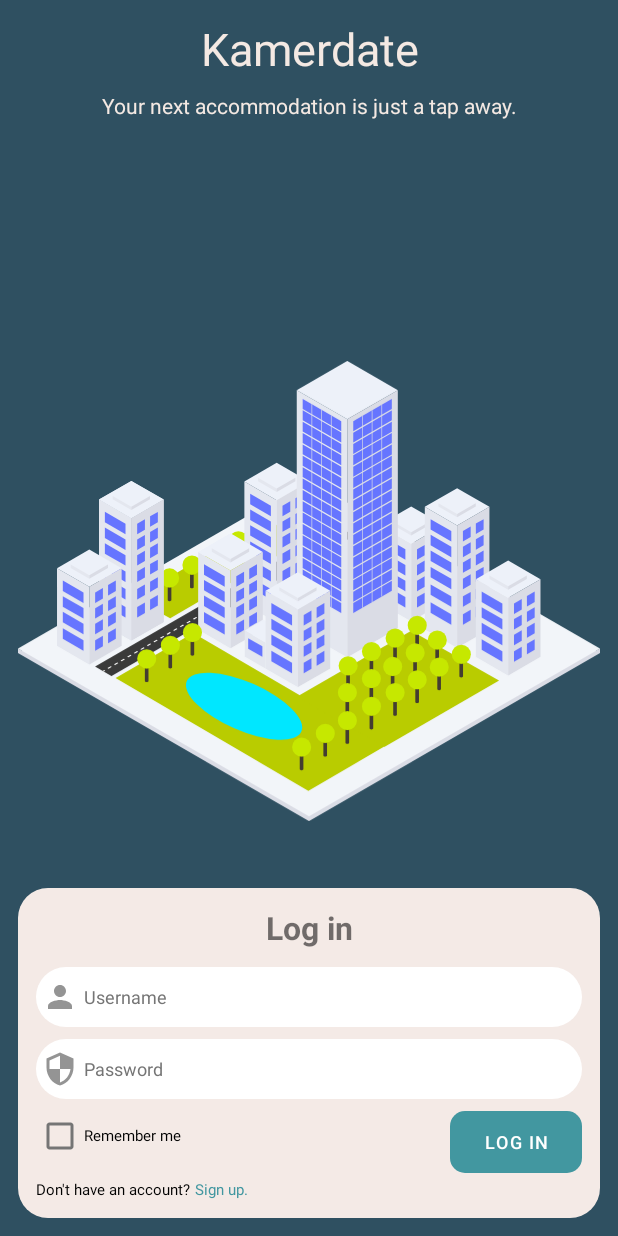
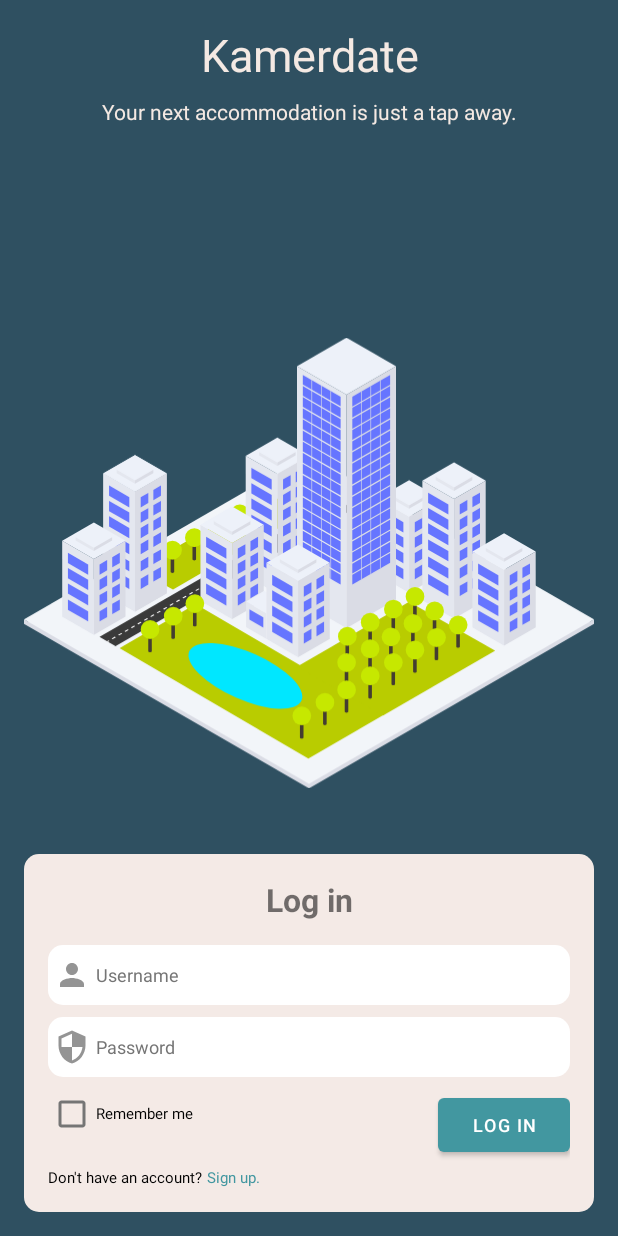
Before and after one commit to zizzkata/dbl-app-development, an Android app: the screen it shows after launch (LoginPage), on a phone screen of 412 x 824 dp. Run offline under Robolectric (Android 15) with nearby library versions, the phone set to English and light mode, and no system bars.

Commit message:
logim page UI done for xxxhdpi and hdpi screens

```diff
--- a/app/src/main/res/layout-hdpi/activity_login_page.xml
+++ b/app/src/main/res/layout-hdpi/activity_login_page.xml
@@ -65,7 +65,7 @@
         android:layout_marginStart="@dimen/spacing_600"
         android:layout_marginEnd="@dimen/spacing_600"
         android:layout_marginBottom="@dimen/spacing_600"
-        android:background="@drawable/roundstyle"
+        android:background="@drawable/roundstylemini"
         android:backgroundTint="@color/creamy_white"
         android:padding="@dimen/spacing_600"
         app:layout_constraintBottom_toBottomOf="parent"
@@ -77,7 +77,7 @@
             android:layout_width="0dp"
             android:layout_height="wrap_content"
             android:layout_marginTop="@dimen/spacing_600"
-            android:background="@drawable/roundstyle"
+            android:background="@drawable/roundstylemini"
             android:backgroundTint="@color/white"
             android:drawableStart="@drawable/ic_person"
             android:drawablePadding="@dimen/spacing_200"
@@ -107,9 +107,8 @@
         <Button
             android:id="@+id/login_btn"
             android:layout_width="wrap_content"
-            android:layout_height="62px"
+            android:layout_height="wrap_content"
             android:layout_marginTop="@dimen/spacing_400"
-            android:background="@drawable/roundstylemini"
             android:paddingHorizontal="@dimen/spacing_600"
             android:paddingVertical="@dimen/spacing_200"
             android:text="@string/log_in"
@@ -137,7 +136,7 @@
             android:layout_width="0dp"
             android:layout_height="wrap_content"
             android:layout_marginTop="@dimen/spacing_400"
-            android:background="@drawable/roundstyle"
+            android:background="@drawable/roundstylemini"
             android:backgroundTint="@color/white"
             android:drawableStart="@drawable/ic_security"
             android:drawablePadding="@dimen/spacing_200"
--- a/app/src/main/res/values-hdpi/dimens.xml
+++ b/app/src/main/res/values-hdpi/dimens.xml
@@ -7,5 +7,5 @@
     <dimen name="font_size_900">30sp</dimen>
     <dimen name="spacing_200">4dp</dimen>
     <dimen name="spacing_400">8dp</dimen>
-    <dimen name="spacing_600">12dp</dimen>
+    <dimen name="spacing_600">16dp</dimen>
 </resources>
```
